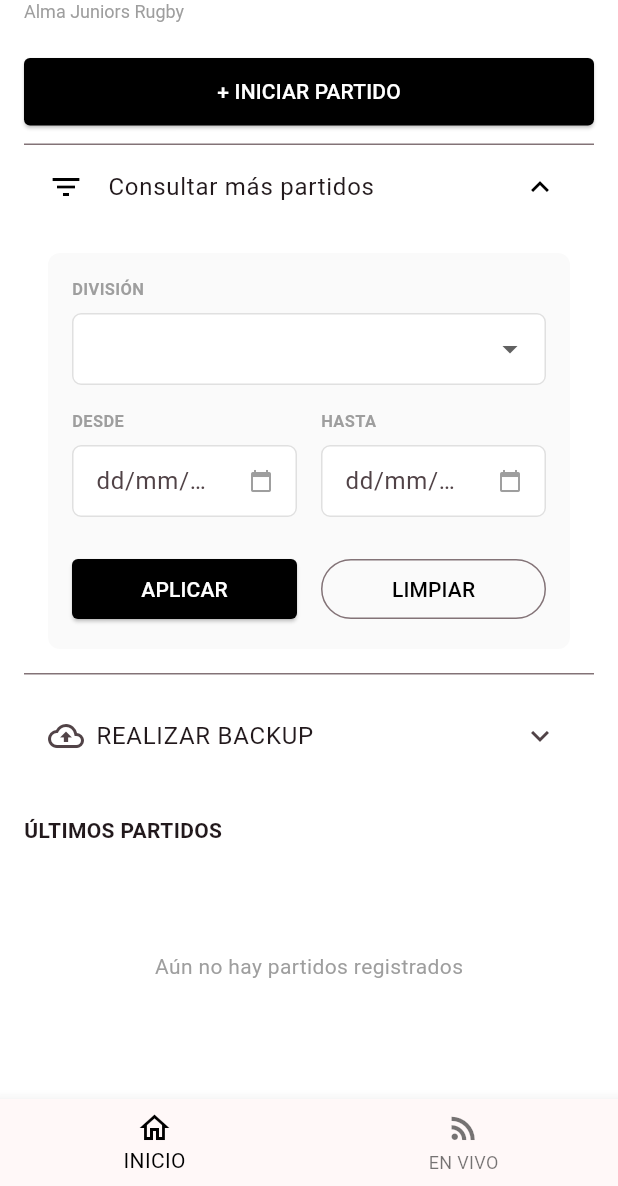
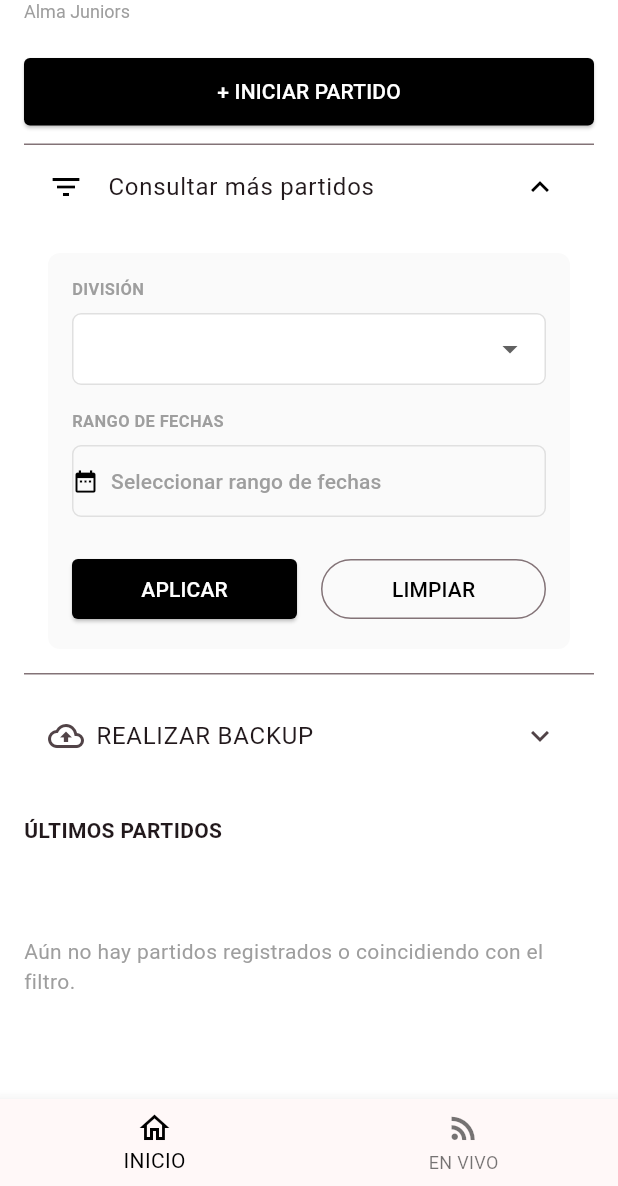
Before and after one commit to Santi-Ceschi/RugbyStats, a Flutter app: the HomePage screen opened directly, after a tap on "Consultar más partidos", on a phone screen of 412 x 824 dp, the part 50-1236 px from its top. Run offline on Flutter 3.47's test engine with Material 3 defaults, Android fonts, the phone set to English and light mode, and no system bars; our stand-ins replace file_picker, share_plus, sqflite; accounts and stored records are empty.

Commit message:
correcciones de logica , try exept para registrar usuario, calendario para filtrar fechas

```diff
--- a/rugby_stats/lib/home_page.dart
+++ b/rugby_stats/lib/home_page.dart
@@ -9,6 +9,7 @@ import 'widgets/panel_filtrado.dart';
 import 'services/database_helper.dart';
 import 'widgets/dialog_nuevo_partido.dart';
 import 'match_page.dart';
+import 'utils/app_constants.dart';
 
 class HomePage extends StatefulWidget {
   const HomePage({super.key});
@@ -19,8 +20,7 @@ class HomePage extends StatefulWidget {
 
 class _HomePageState extends State<HomePage> {
   String? _selectedDivision;
-  final _dateFromController = TextEditingController();
-  final _dateToController = TextEditingController();
+  DateTimeRange? _filtroRangoFechas;
 
   final List<String> _divisions = ['Primera', 'Intermedia', 'Pre-Intermedia'];
 
@@ -33,31 +33,15 @@ class _HomePageState extends State<HomePage> {
   }
 
   Future<void> _cargarPartidos() async {
-    String? formatearAISO(String fechaArg) {
-      if (fechaArg.isEmpty) return null;
-      try {
-        final p = fechaArg.split('/');
-        if (p.length != 3) return null;
-        return "${p[2]}-${p[1]}-${p[0]}";
-      } catch (_) { return null; }
-    }
-
     final partidosDB = await DatabaseHelper.instance.getPartidos(
       division: _selectedDivision,
-      fechaDesde: formatearAISO(_dateFromController.text),
-      fechaHasta: formatearAISO(_dateToController.text),
+      fechaDesde: _filtroRangoFechas != null ? _filtroRangoFechas!.start.toIso8601String().substring(0, 10) : null,
+      fechaHasta: _filtroRangoFechas != null ? _filtroRangoFechas!.end.toIso8601String().substring(0, 10) : null,
     );
 
     setState(() {
       _partidos = partidosDB;
     });
-  }
-
-  @override
-  void dispose() {
-    _dateFromController.dispose();
-    _dateToController.dispose();
-    super.dispose();
   }
 
   // --- LÓGICA DE BACKUP ---
@@ -83,7 +67,7 @@ class _HomePageState extends State<HomePage> {
         String jsonString = await file.readAsString();
 
         await DatabaseHelper.instance.importDatabaseFromJson(jsonString);
-        setState(() {});
+        _cargarPartidos();
 
         if (mounted) {
           ScaffoldMessenger.of(context).showSnackBar(
@@ -119,7 +103,7 @@ class _HomePageState extends State<HomePage> {
               ),
             ),
             Text(
-              'Alma Juniors Rugby',
+              AppConstants.clubLocalName,
               style: TextStyle(fontSize: 12, color: Colors.grey),
             ),
           ],
@@ -141,7 +125,7 @@ class _HomePageState extends State<HomePage> {
               child: _partidos.isEmpty
                   ? const Center(
                       child: Text(
-                        'Aún no hay partidos registrados',
+                        'Aún no hay partidos registrados o coincidiendo con el filtro.',
                         style: TextStyle(color: Colors.grey),
                       ),
                     )
@@ -150,8 +134,16 @@ class _HomePageState extends State<HomePage> {
                       itemBuilder: (context, index) => PartidoCard(
                         partido: _partidos[index],
                         onEdit: () {},
-                        onDelete: () {
-                          setState(() => _partidos.removeAt(index));
+                        onDelete: () async {
+                          if (_partidos[index].idPartido != null) {
+                            final res = await DatabaseHelper.instance.deletePartido(_partidos[index].idPartido!);
+                            if (res['success']) {
+                               _cargarPartidos();
+                               if (context.mounted) {
+                                 ScaffoldMessenger.of(context).showSnackBar(SnackBar(content: Text(res['message'])));
+                               }
+                            }
+                          }
                         },
                       ),
                     ),
@@ -187,12 +179,14 @@ class _HomePageState extends State<HomePage> {
               );
 
               if (nuevoPartidoId != null) {
+                if (mounted) {
                   await Navigator.push(
                     context,
                     MaterialPageRoute(
                       builder: (context) => MatchPage(partidoId: nuevoPartidoId),
                     ),
                   );
+                }
 
                 _cargarPartidos();
               }
@@ -215,19 +209,20 @@ class _HomePageState extends State<HomePage> {
             Padding(
               padding: const EdgeInsets.all(16.0),
               child: FilterPanel(
-                dateFromController: _dateFromController,
-                dateToController: _dateToController,
+                selectedDateRange: _filtroRangoFechas,
                 selectedDivision: _selectedDivision,
                 divisions: _divisions,
                 onDivisionChanged: (val) =>
                     setState(() => _selectedDivision = val),
+                onDateRangeChanged: (val) =>
+                    setState(() => _filtroRangoFechas = val),
                 onApply: () {
                   _cargarPartidos();
                 },
                 onClear: () => setState(() {
                   _selectedDivision = null;
-                  _dateFromController.clear();
-                  _dateToController.clear();
+                  _filtroRangoFechas = null;
+                  _cargarPartidos();
                 }),
               ),
             ),
--- a/rugby_stats/lib/services/database_helper.dart
+++ b/rugby_stats/lib/services/database_helper.dart
@@ -181,12 +181,12 @@ class DatabaseHelper {
     if (fechaDesde != null && fechaDesde.isNotEmpty) {
       if (whereString.isNotEmpty) whereString += " AND ";
       whereString += "Fecha >= ? ";
-      whereArgs.add("$fechaDesde 00:00:00");
+      whereArgs.add(fechaDesde);
     }
     if (fechaHasta != null && fechaHasta.isNotEmpty) {
       if (whereString.isNotEmpty) whereString += " AND ";
       whereString += "Fecha <= ? ";
-      whereArgs.add("$fechaHasta 23:59:59");
+      whereArgs.add("${fechaHasta}T23:59:59.999");
     }
 
     final List<Map<String, dynamic>> results = await db.query(
--- /dev/null
+++ b/rugby_stats/lib/utils/app_constants.dart
@@ -0,0 +1,3 @@
+class AppConstants {
+  static const String clubLocalName = 'Alma Juniors';
+}
--- a/rugby_stats/lib/widgets/panel_filtrado.dart
+++ b/rugby_stats/lib/widgets/panel_filtrado.dart
@@ -1,21 +1,21 @@
 import 'package:flutter/material.dart';
 
 class FilterPanel extends StatelessWidget {
-  final TextEditingController dateFromController;
-  final TextEditingController dateToController;
+  final DateTimeRange? selectedDateRange;
   final String? selectedDivision;
   final List<String> divisions;
   final ValueChanged<String?> onDivisionChanged;
+  final ValueChanged<DateTimeRange?> onDateRangeChanged;
   final VoidCallback onApply;
   final VoidCallback onClear;
 
   const FilterPanel({
     super.key,
-    required this.dateFromController,
-    required this.dateToController,
+    required this.selectedDateRange,
     required this.selectedDivision,
     required this.divisions,
     required this.onDivisionChanged,
+    required this.onDateRangeChanged,
     required this.onApply,
     required this.onClear,
   });
@@ -40,12 +40,49 @@ class FilterPanel extends StatelessWidget {
             decoration: _inputDecoration(),
           ),
           const SizedBox(height: 16),
-          Row(
-            children: [
-              Expanded(child: _buildDateField(context, 'DESDE', dateFromController)),
-              const SizedBox(width: 16),
-              Expanded(child: _buildDateField(context, 'HASTA', dateToController)),
-            ],
+          const Text('RANGO DE FECHAS', style: TextStyle(fontSize: 11, fontWeight: FontWeight.bold, color: Colors.grey)),
+          const SizedBox(height: 8),
+          SizedBox(
+            width: double.infinity,
+            child: OutlinedButton.icon(
+              icon: const Icon(Icons.date_range, size: 18),
+              label: Text(
+                selectedDateRange == null
+                  ? 'Seleccionar rango de fechas'
+                  : '${selectedDateRange!.start.day.toString().padLeft(2, '0')}/${selectedDateRange!.start.month.toString().padLeft(2, '0')}/${selectedDateRange!.start.year} al ${selectedDateRange!.end.day.toString().padLeft(2, '0')}/${selectedDateRange!.end.month.toString().padLeft(2, '0')}/${selectedDateRange!.end.year}',
+                style: TextStyle(color: selectedDateRange == null ? Colors.grey : Colors.black),
+              ),
+              style: OutlinedButton.styleFrom(
+                padding: const EdgeInsets.symmetric(vertical: 14),
+                shape: RoundedRectangleBorder(borderRadius: BorderRadius.circular(6)),
+                alignment: Alignment.centerLeft,
+                side: BorderSide(color: Colors.grey[300]!),
+                foregroundColor: Colors.black,
+              ),
+              onPressed: () async {
+                final picked = await showDateRangePicker(
+                  context: context,
+                  firstDate: DateTime(2000),
+                  lastDate: DateTime(2100),
+                  initialDateRange: selectedDateRange,
+                  builder: (context, child) {
+                    return Theme(
+                      data: Theme.of(context).copyWith(
+                        colorScheme: const ColorScheme.light(
+                          primary: Colors.black,
+                          onPrimary: Colors.white,
+                          onSurface: Colors.black,
+                        ),
+                      ),
+                      child: child!,
+                    );
+                  },
+                );
+                if (picked != null) {
+                  onDateRangeChanged(picked);
+                }
+              },
+            ),
           ),
           const SizedBox(height: 24),
           Row(
@@ -60,63 +97,6 @@ class FilterPanel extends StatelessWidget {
     );
   }
 
-  Widget _buildDateField(BuildContext context, String label, TextEditingController controller) {
-    return Column(
-      crossAxisAlignment: CrossAxisAlignment.start,
-      children: [
-        Text(label, style: const TextStyle(fontSize: 11, fontWeight: FontWeight.bold, color: Colors.grey)),
-        const SizedBox(height: 8),
-        TextFormField(
-          controller: controller,
-          readOnly: true,
-          decoration: _inputDecoration(hint: 'dd/mm/aaaa').copyWith(
-            suffixIcon: const Icon(Icons.calendar_today, size: 16, color: Colors.grey),
-          ),
-          onTap: () async {
-            DateTime initial = DateTime.now();
-            if (controller.text.isNotEmpty) {
-              try {
-                final parts = controller.text.split('/');
-                if (parts.length == 3) {
-                  initial = DateTime(int.parse(parts[2]), int.parse(parts[1]), int.parse(parts[0]));
-                }
-              } catch (_) {}
-            }
-
-            if (initial.isBefore(DateTime(2000))) initial = DateTime(2000);
-            if (initial.isAfter(DateTime(2100))) initial = DateTime(2100);
-
-            final DateTime? pickedDate = await showDatePicker(
-              context: context,
-              initialDate: initial,
-              firstDate: DateTime(2000),
-              lastDate: DateTime(2100),
-              builder: (context, child) {
-                return Theme(
-                  data: Theme.of(context).copyWith(
-                    colorScheme: const ColorScheme.light(
-                      primary: Colors.black,
-                      onPrimary: Colors.white,
-                      onSurface: Colors.black,
-                    ),
-                  ),
-                  child: child!,
-                );
-              },
-            );
-
-            if (pickedDate != null) {
-              final String day = pickedDate.day.toString().padLeft(2, '0');
-              final String month = pickedDate.month.toString().padLeft(2, '0');
-              final String year = pickedDate.year.toString();
-              controller.text = "$day/$month/$year";
-            }
-          },
-        ),
-      ],
-    );
-  }
-
   InputDecoration _inputDecoration({String? hint}) {
     return InputDecoration(
       hintText: hint,
```
Also changed, not shown: rugby_stats/lib/register_page.dart (+24 -0 lines), rugby_stats/lib/widgets/dialog_nuevo_partido.dart (+40 -47 lines), 8 other files. Lines whose indentation alone changed are shown as unchanged.
